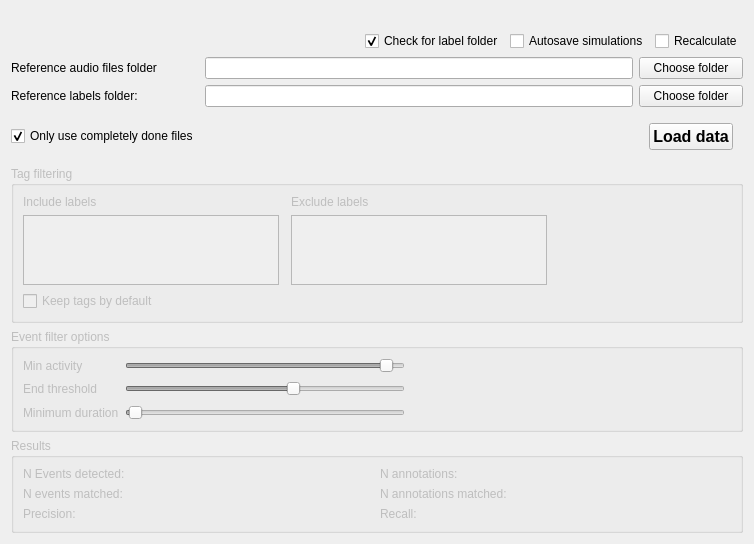
Before: the Qt Designer form src/gui/widgets/analysis/ui/detector_evaluation.ui in Vin985/ecosongs, drawn with Qt 5.
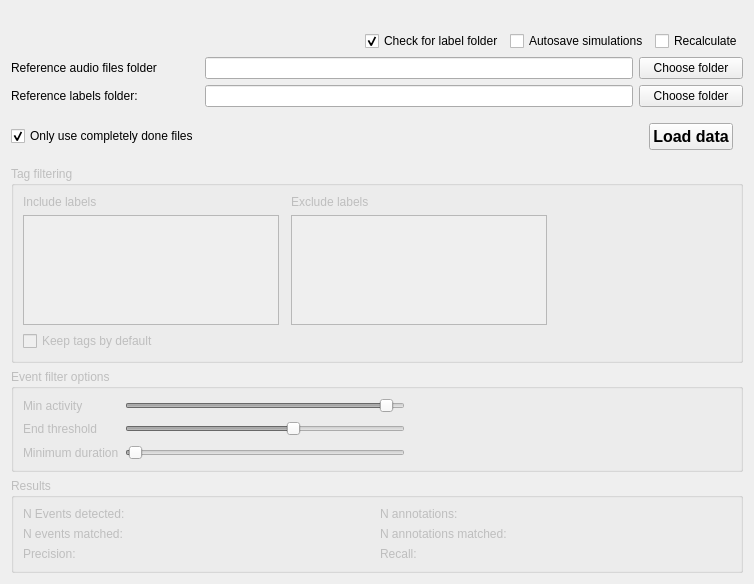
After: the same form once the commit is applied.

Commit message: Include/exclude tag list mechanics

```diff
--- a/src/gui/widgets/analysis/ui/detector_evaluation.ui
+++ b/src/gui/widgets/analysis/ui/detector_evaluation.ui
@@ -7,7 +7,7 @@
     <x>0</x>
     <y>0</y>
     <width>754</width>
-    <height>544</height>
+    <height>584</height>
    </rect>
   </property>
   <property name="windowTitle">
```
Left out of the diff: 6 changed lines with no effect on the pictures. The commit also changes 2 other files.
